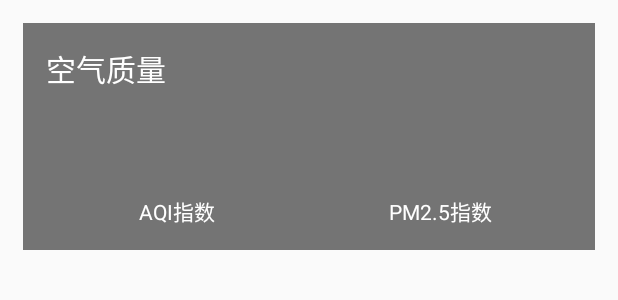
After one commit to cby-12/coolweather, an Android app: the layout aqi.xml on its own in the app's theme, with its tools: preview values and no code run, on a phone screen of 412 x 824 dp. The commit adds this screen. Shown: the top 300 px of the screen. Run offline under Robolectric (Android 15) with nearby library versions, the phone set to English and light mode, and no system bars.

Commit message:
加入显示天气信息的功能。

```diff
--- a/app/src/main/AndroidManifest.xml
+++ b/app/src/main/AndroidManifest.xml
@@ -6,12 +6,12 @@
 
     <application
         android:name="org.litepal.LitePalApplication"
+        android:allowBackup="true"
         android:icon="@mipmap/ic_launcher"
-        android:allowBackup="true"
         android:label="@string/app_name"
         android:supportsRtl="true"
         android:theme="@style/AppTheme">
-
+        <activity android:name=".WeatherActivity"></activity>
         <activity android:name=".MainActivity">
             <intent-filter>
                 <action android:name="android.intent.action.MAIN" />
--- a/app/src/main/java/xmlg/it/cby/coolweather/ChooseAreaFragment.java
+++ b/app/src/main/java/xmlg/it/cby/coolweather/ChooseAreaFragment.java
@@ -228,6 +228,7 @@ public class ChooseAreaFragment extends Fragment {
                     }
                 });
             }
+
         });
     }
 
--- a/app/src/main/java/xmlg/it/cby/coolweather/util/Utility.java
+++ b/app/src/main/java/xmlg/it/cby/coolweather/util/Utility.java
@@ -11,6 +11,7 @@ import org.json.JSONObject;
 import xmlg.it.cby.coolweather.db.City;
 import xmlg.it.cby.coolweather.db.County;
 import xmlg.it.cby.coolweather.db.Province;
+import xmlg.it.cby.coolweather.gson.Weather;
 
 public class Utility {
     /**
@@ -81,9 +82,7 @@ public class Utility {
         return false;
     }
 
-    /**
-     * 将返回的JSON数据解析成Weather实体类
-     */
+    /*将返回的JSON数据解析成Weather实体类*/
     public static Weather handleWeatherResponse(String response) {
         try {
             JSONObject jsonObject = new JSONObject(response);
--- /dev/null
+++ b/app/src/main/res/layout/aqi.xml
@@ -0,0 +1,89 @@
+<?xml version="1.0" encoding="utf-8"?>
+<LinearLayout
+    xmlns:android="http://schemas.android.com/apk/res/android"
+    android:orientation="vertical"
+    android:layout_width="match_parent"
+    android:layout_height="wrap_content"
+    android:layout_margin="15dp"
+    android:background="#8000">
+
+    <TextView
+        android:layout_width="wrap_content"
+        android:layout_height="wrap_content"
+        android:layout_marginLeft="15dp"
+        android:layout_marginTop="15dp"
+        android:text="空气质量"
+        android:textColor="#fff"
+        android:textSize="20sp"/>
+
+    <LinearLayout
+        android:layout_width="match_parent"
+        android:layout_height="wrap_content"
+        android:layout_margin="15dp">
+
+        <RelativeLayout
+            android:layout_width="0dp"
+            android:layout_height="match_parent"
+            android:layout_weight="1">
+
+            <LinearLayout
+                android:orientation="vertical"
+                android:layout_width="match_parent"
+                android:layout_height="wrap_content"
+                android:layout_centerInParent="true">
+
+                <TextView
+                    android:id="@+id/aqi_text"
+                    android:layout_width="wrap_content"
+                    android:layout_height="wrap_content"
+                    android:layout_gravity="center"
+                    android:textColor="#fff"
+                    android:textSize="40sp"
+                    />
+
+                <TextView
+                    android:layout_width="wrap_content"
+                    android:layout_height="wrap_content"
+                    android:layout_gravity="center"
+                    android:text="AQI指数"
+                    android:textColor="#fff"/>
+
+            </LinearLayout>
+
+        </RelativeLayout>
+
+        <RelativeLayout
+            android:layout_width="0dp"
+            android:layout_height="match_parent"
+            android:layout_weight="1">
+
+            <LinearLayout
+                android:orientation="vertical"
+                android:layout_width="match_parent"
+                android:layout_height="wrap_content"
+                android:layout_centerInParent="true">
+
+                <TextView
+                    android:id="@+id/pm25_text"
+                    android:layout_width="wrap_content"
+                    android:layout_height="wrap_content"
+                    android:layout_gravity="center"
+                    android:textColor="#fff"
+                    android:textSize="40sp"
+                    />
+
+                <TextView
+                    android:layout_width="wrap_content"
+                    android:layout_height="wrap_content"
+                    android:layout_gravity="center"
+                    android:text="PM2.5指数"
+                    android:textColor="#fff"
+                    />
+
+            </LinearLayout>
+
+        </RelativeLayout>
+
+    </LinearLayout>
+
+</LinearLayout>
```
Also changed, not shown: app/build.gradle (+6 -5 lines), app/src/main/java/xmlg/it/cby/coolweather/MainActivity.java (+9 -0 lines), app/src/main/java/xmlg/it/cby/coolweather/WeatherActivity.java (added, +233 -0 lines), app/src/main/java/xmlg/it/cby/coolweather/gson/AQI.java (added, +14 -0 lines), app/src/main/java/xmlg/it/cby/coolweather/gson/Basic.java (added, +21 -0 lines), app/src/main/java/xmlg/it/cby/coolweather/gson/Forecast.java (added, +29 -0 lines), app/src/main/java/xmlg/it/cby/coolweather/gson/Now.java (added, +17 -0 lines), app/src/main/java/xmlg/it/cby/coolweather/gson/Suggestion.java (added, +34 -0 lines), app/src/main/java/xmlg/it/cby/coolweather/gson/Weather.java (added, +20 -0 lines), app/src/main/res/layout/activity_weather.xml (added, +63 -0 lines), app/src/main/res/layout/forecast.xml (added, +26 -0 lines), app/src/main/res/layout/forecast_item.xml (added, +42 -0 lines), app/src/main/res/layout/now.xml (added, +25 -0 lines), app/src/main/res/layout/suggestion.xml (added, +40 -0 lines), 1 more files.
